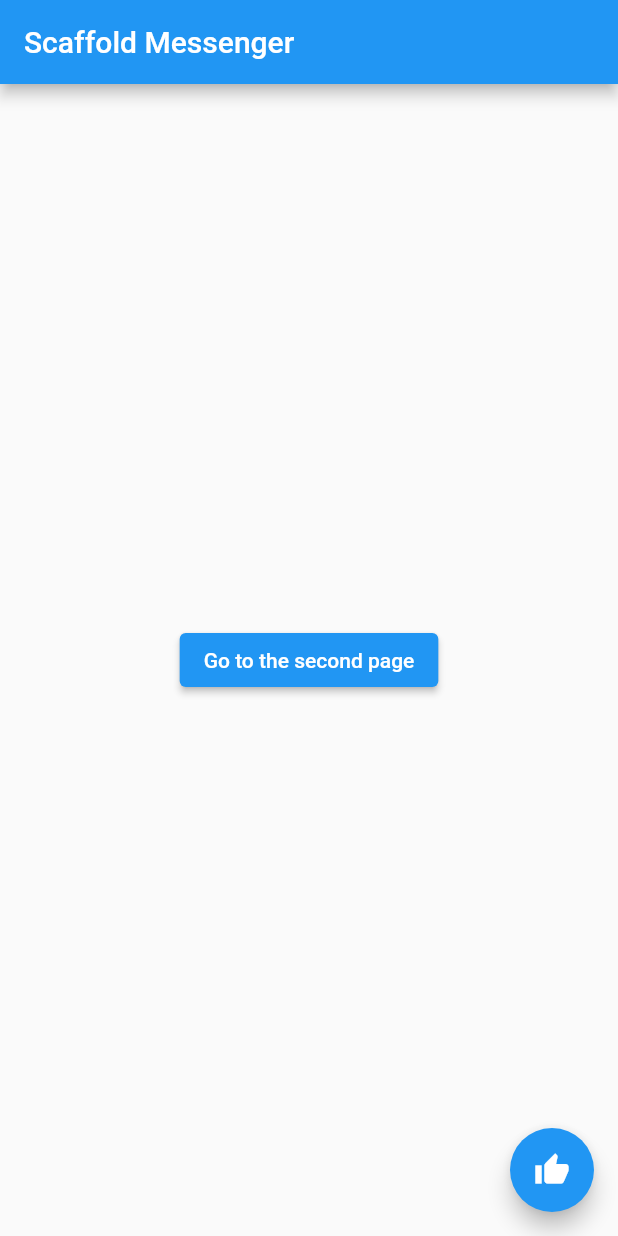
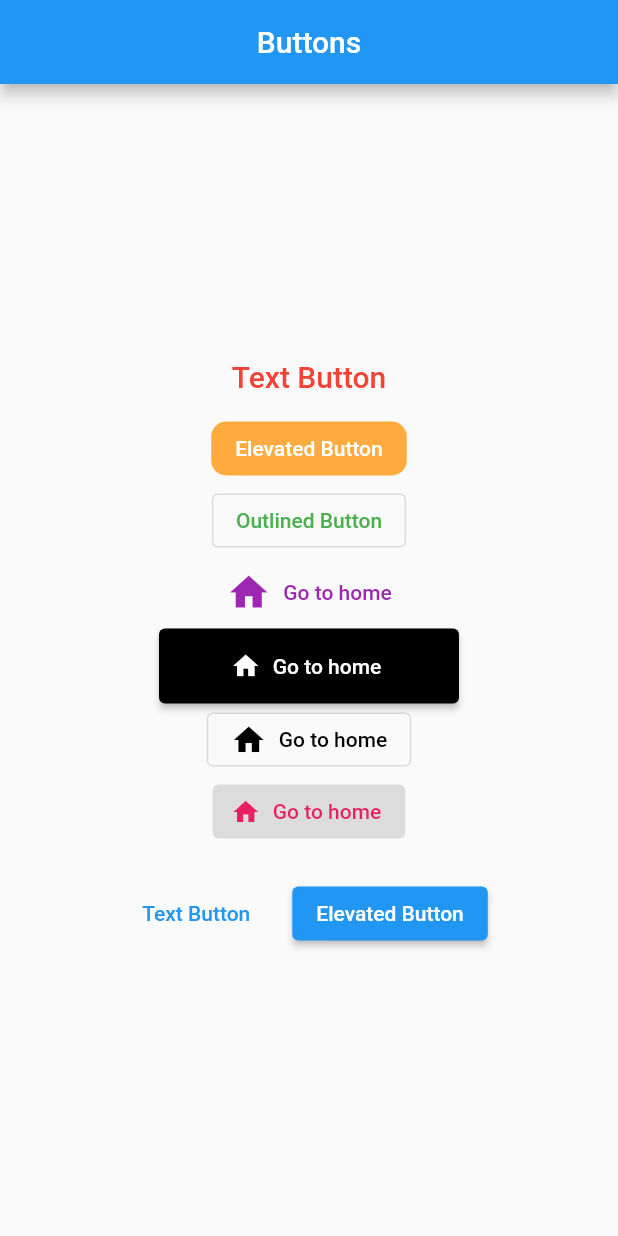
Before and after one commit to Bepo0328/StudyToFlutter, a Flutter app: the screen it shows after launch, on a phone screen of 412 x 824 dp. Run offline on Flutter 3.47's test engine with Material 2 defaults, Android fonts, the light colour scheme and no system bars.

Commit message:
StudyToFlutter: Flutter - Button(Flutter 2.0)

```diff
--- a/flutter_app/lib/main.dart
+++ b/flutter_app/lib/main.dart
@@ -11,126 +11,138 @@ class MyApp extends StatelessWidget {
       theme: ThemeData(
         primarySwatch: Colors.blue,
       ),
-      home: MyPage(),
+      home: MyButtons(),
     );
   }
 }
 
-class MyPage extends StatelessWidget {
-  const MyPage({Key? key}) : super(key: key);
+class MyButtons extends StatelessWidget {
+  const MyButtons({Key? key}) : super(key: key);
 
   @override
   Widget build(BuildContext context) {
     return Scaffold(
       appBar: AppBar(
-        title: Text("Scaffold Messenger"),
+        title: Text("Buttons"),
+        centerTitle: true,
       ),
-      body: HomeBody(),
-      floatingActionButton: FloatingActionButton(
-        child: Icon(Icons.thumb_up),
+      body: Center(
+        child: Column(
+          mainAxisAlignment: MainAxisAlignment.center,
+          children: [
+            TextButton(
               onPressed: () {
-          ScaffoldMessenger.of(context).showSnackBar(
-            SnackBar(
-              content: Text("Like a new Snack bar!"),
-              duration: Duration(seconds: 5),
-              action: SnackBarAction(
-                label: "Undo",
-                onPressed: () {
-                  Navigator.push(
-                    context,
-                    MaterialPageRoute(
-                      builder: (context) => ThirdPage(),
-                    ),
-                  );
+                print("Short Clicked Button");
               },
+              onLongPress: () {
+                print("Long Clicked Button");
+              },
+              child: Text(
+                "Text Button",
+                style: TextStyle(
+                  fontSize: 20.0,
                 ),
               ),
-          );
+              style: TextButton.styleFrom(
+                primary: Colors.red,
+                // backgroundColor: Colors.blue,
+              ),
+            ),
+            ElevatedButton(
+              onPressed: () {
+                print("Elevated Button Clicked");
               },
+              child: Text("Elevated Button"),
+              style: ElevatedButton.styleFrom(
+                primary: Colors.orangeAccent,
+                shape: RoundedRectangleBorder(
+                  borderRadius: BorderRadius.circular(10.0),
                 ),
-    );
-  }
-}
-
-class HomeBody extends StatelessWidget {
-  const HomeBody({Key? key}) : super(key: key);
-
-  @override
-  Widget build(BuildContext context) {
-    return Center(
-      child: ElevatedButton(
-        child: Text("Go to the second page"),
+                elevation: 0.0,
+              ),
+            ),
+            OutlinedButton(
               onPressed: () {
-          Navigator.push(
-              context, MaterialPageRoute(builder: (context) => SecondPage()));
+                print("Outlined Button Clicked");
               },
+              child: Text("Outlined Button"),
+              style: OutlinedButton.styleFrom(
+                primary: Colors.green,
+                // side: BorderSide(
+                //   color: Colors.black87,
+                //   width: 2.0,
+                // ),
               ),
-    );
-  }
-}
-
-class SecondPage extends StatelessWidget {
-  const SecondPage({Key? key}) : super(key: key);
-
-  @override
-  Widget build(BuildContext context) {
-    return Scaffold(
-      appBar: AppBar(
-        title: Text("Second Page"),
             ),
-      body: Center(
-        child: Text(
-          "좋아요가 추가되었습니다.",
-          style: TextStyle(
-            fontSize: 20.0,
-            color: Colors.red,
+            TextButton.icon(
+              onPressed: () {
+                print("Text Button Icon Clicked");
+              },
+              icon: Icon(
+                Icons.home,
+                size: 30.0,
+                // color: Colors.black87,
               ),
+              label: Text("Go to home"),
+              style: TextButton.styleFrom(
+                primary: Colors.purple,
+              ),
+            ),
+            ElevatedButton.icon(
+              onPressed: () {
+                print("Elevated Button Icon Clicked");
+              },
+              icon: Icon(
+                Icons.home,
+                size: 20.0,
+              ),
+              label: Text("Go to home"),
+              style: ElevatedButton.styleFrom(
+                primary: Colors.black,
+                minimumSize: Size(200, 50),
+              ),
+            ),
+            OutlinedButton.icon(
+              onPressed: () {
+                print("Outlined Button Icon Clicked");
+              },
+              icon: Icon(
+                Icons.home,
+              ),
+              label: Text("Go to home"),
+              style: OutlinedButton.styleFrom(
+                primary: Colors.black,
+              ),
+            ),
+            ElevatedButton.icon(
+              onPressed: null,
+              icon: Icon(
+                Icons.home,
+                size: 20.0,
+              ),
+              label: Text("Go to home"),
+              style: ElevatedButton.styleFrom(
+                primary: Colors.black,
+                onSurface: Colors.pink,
+              ),
+            ),
+            ButtonBar(
+              alignment: MainAxisAlignment.center,
+              buttonPadding: EdgeInsets.all(20.0),
+              children: [
+                TextButton(
+                  onPressed: () {},
+                  child: Text("Text Button"),
+                ),
+                ElevatedButton(
+                  onPressed: () {},
+                  child: Text("Elevated Button"),
+                ),
+              ],
+            ),
+          ],
         ),
       ),
     );
   }
 }
-
-class ThirdPage extends StatelessWidget {
-  const ThirdPage({Key? key}) : super(key: key);
-
-  @override
-  Widget build(BuildContext context) {
-    return ScaffoldMessenger(
-      child: Scaffold(
-        appBar: AppBar(
-          title: Text("Third Page"),
-        ),
-        body: Builder(
-          builder: (context) {
-            return Center(
-              child: Column(
-                mainAxisAlignment: MainAxisAlignment.center,
-                children: [
-                  Text(
-                    "'좋아요'를 취소 하시겠습니까?",
-                    style: TextStyle(
-                      fontSize: 20.0,
-                      color: Colors.red,
-                    ),
-                  ),
-                  ElevatedButton(
-                    onPressed: () {
-                      ScaffoldMessenger.of(context).showSnackBar(
-                        SnackBar(
-                          content: Text("'좋아요'가 취소되었습니다."),
-                          duration: Duration(seconds: 3),
-                        ),
-                      );
-                    },
-                    child: Text("취소하기"),
-                  ),
-                ],
-              ),
-            );
-          }
-        ),
-      ),
-    );
-  }
-}
```
Also changed, not shown: 1 other file. Lines whose indentation alone changed are shown as unchanged.
